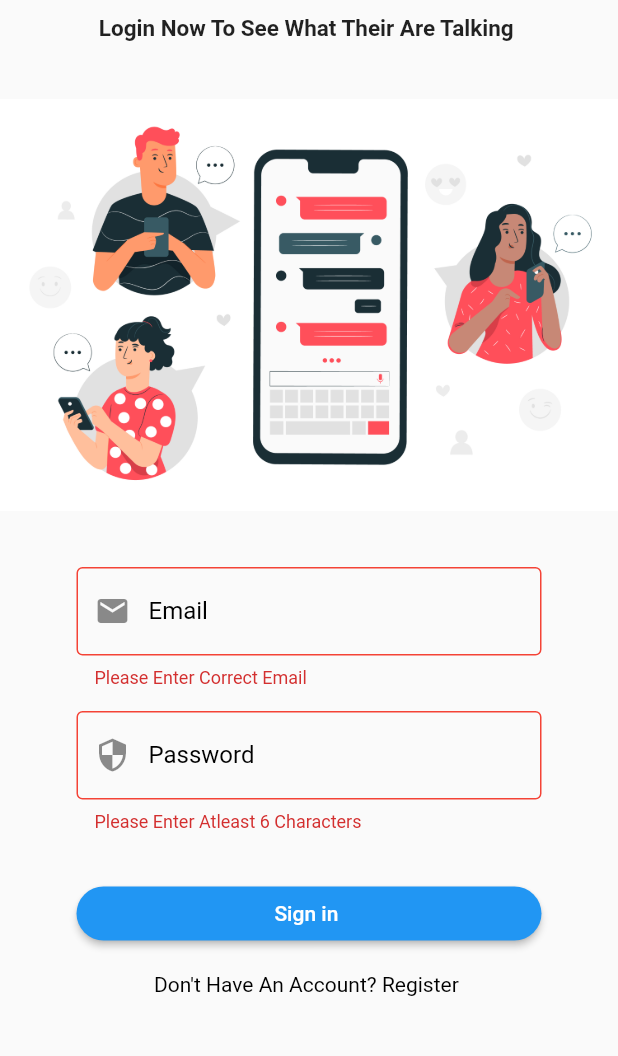
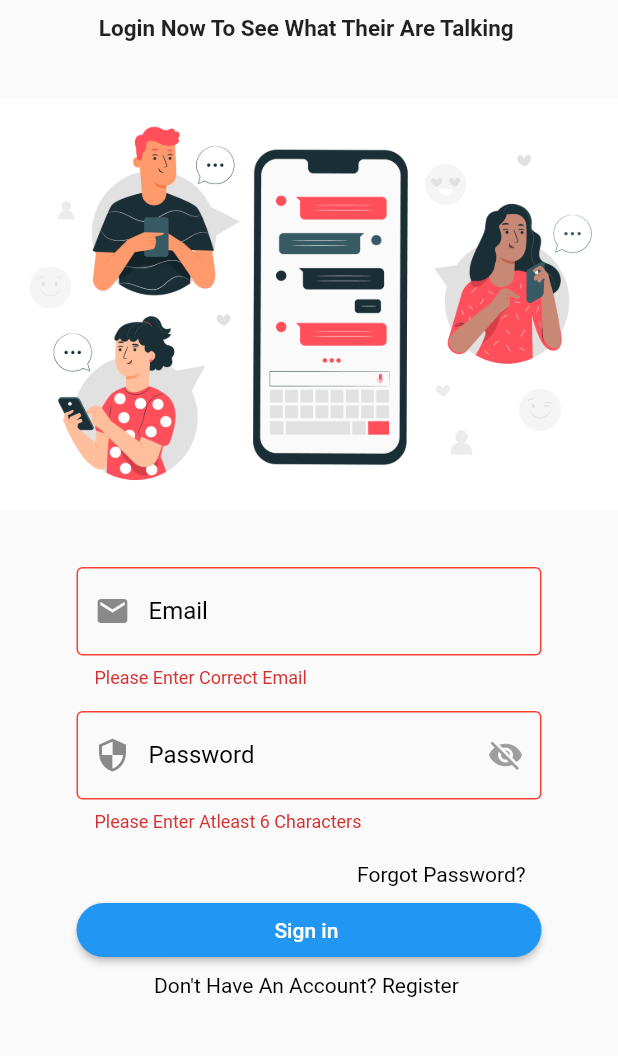
Before and after one commit to Ven1456/chat_application, a Flutter app: the screen it shows after launch, after a tap on "Sign in", on a phone screen of 412 x 824 dp, the part 150-1206 px from its top. Run offline on Flutter 3.47's test engine with Material 2 defaults, Android fonts, the phone set to English and light mode, and no system bars; our stand-ins replace cloud_firestore, firebase_auth, firebase_core, lottie, shared_preferences, toast; accounts and stored records are empty; network calls fail.

Commit message:
- completed forgot password implementation with firebase - add show password and not show password function

```diff
--- a/lib/screens/auth/login_screen.dart
+++ b/lib/screens/auth/login_screen.dart
@@ -1,6 +1,7 @@
 import 'package:chat/resources/Shared_Preferences.dart';
 import 'package:chat/resources/widget.dart';
 import 'package:chat/screens/auth/RegisterPage.dart';
+import 'package:chat/screens/ui/Forgot_Password_screen.dart';
 import 'package:chat/screens/ui/homeScreen.dart';
 import 'package:chat/services/auth_service.dart';
 import 'package:chat/services/database_services.dart';
@@ -26,19 +27,23 @@ class _LoginPageState extends State<LoginPage> {
   String pass = "";
   String email = "";
   bool _isLoading = false;
-  AuthService authService= AuthService();
-/*  TextEditingController emailTextEditingController = TextEditingController();
-  TextEditingController passTextEditingController = TextEditingController();*/
+  AuthService authService = AuthService();
+  bool _passwordVisible = false;
+
+  TextEditingController emailTextEditingController = TextEditingController();
+  TextEditingController passTextEditingController = TextEditingController();
 
   @override
   Widget build(BuildContext context) {
     return Scaffold(
       body: Center(
         child: _isLoading
-            ?Center(child: SizedBox(
+            ? Center(
+                child: SizedBox(
                     height: 150,
                     width: 100,
-            child: Lottie.network("https://assets1.lottiefiles.com/packages/lf20_p8bfn5to.json")))
+                    child: Lottie.network(
+                        "https://assets1.lottiefiles.com/packages/lf20_p8bfn5to.json")))
             : SingleChildScrollView(
                 child: Padding(
                   padding: const EdgeInsets.symmetric(vertical: 65.0),
@@ -67,6 +72,7 @@ class _LoginPageState extends State<LoginPage> {
                         SizedBox(
                           width: 310,
                           child: TextFormField(
+                            controller: emailTextEditingController,
                             autovalidateMode:
                                 AutovalidateMode.onUserInteraction,
                             // key: _emailKey,
@@ -94,13 +100,27 @@ class _LoginPageState extends State<LoginPage> {
                         SizedBox(
                           width: 310,
                           child: TextFormField(
-                            autovalidateMode: AutovalidateMode.onUserInteraction,
-                            obscureText: true,
+                            controller: passTextEditingController,
+                            autovalidateMode:
+                                AutovalidateMode.onUserInteraction,
+                            obscureText: !_passwordVisible,
                             // key: _passkey,
                             decoration: textInputDecoration.copyWith(
                                 labelText: "Password",
                                 prefixIcon: const Icon(Icons.security),
+                                suffixIcon: InkWell(
+                                  onTap: () {
+                                    setState(() {
+                                      _passwordVisible = !_passwordVisible;
+                                    });
+                                  },
+                                  child: Icon(
+                                    _passwordVisible
+                                        ? Icons.visibility
+                                        : Icons.visibility_off,
+                                    color: Colors.grey,
                                   ),
+                                )),
                             onChanged: (val) {
                               setState(() {
                                 pass = val;
@@ -126,7 +146,23 @@ class _LoginPageState extends State<LoginPage> {
                               child: const Text("Forgot Password ? ",style: TextStyle(fontWeight: FontWeight.bold),)),
                         ),*/
                         const SizedBox(
-                          height: 15,
+                          height: 5,
+                        ),
+                        GestureDetector(
+                          onTap: () {
+                            nextPage(context, const ForgotPasswordScreen());
+                          },
+                          child: const Padding(
+                            padding: EdgeInsets.only(left: 180.0),
+                            child: Text.rich(TextSpan(
+                              text: "Forgot Password? ",
+                              style:
+                                  TextStyle(color: Colors.black, fontSize: 14),
+                            )),
+                          ),
+                        ),
+                        const SizedBox(
+                          height: 5,
                         ),
                         SizedBox(
                           width: 310,
@@ -140,11 +176,12 @@ class _LoginPageState extends State<LoginPage> {
                               child: const Text("Sign in ")),
                         ),
                         const SizedBox(
-                          height: 15,
+                          height: 5,
                         ),
                         Text.rich(TextSpan(
                             text: "Don't Have An Account? ",
-                            style: const TextStyle(color: Colors.black, fontSize: 14),
+                            style: const TextStyle(
+                                color: Colors.black, fontSize: 14),
                             children: <TextSpan>[
                               TextSpan(
                                   text: "Register ",
@@ -195,20 +232,19 @@ class _LoginPageState extends State<LoginPage> {
       setState(() {
         _isLoading = true;
       });
-      await authService.loginWithUsernamePassword(email, pass).then((value) async{
-        if(value==true){
-        QuerySnapshot snapshot = await DatabaseServices(uid:FirebaseAuth.instance.currentUser!.uid).gettingUserEmail(email);
+      await authService
+          .loginWithUsernamePassword(email, pass)
+          .then((value) async {
+        if (value == true) {
+          QuerySnapshot snapshot = await DatabaseServices(
+                  uid: FirebaseAuth.instance.currentUser!.uid)
+              .gettingUserEmail(email);
 
           await SharedPref.saveUserLoginStatus(true);
           await SharedPref.saveUserEmail(email);
-        await SharedPref.saveUserName(
-          snapshot.docs[0]["fullName"]
-        );
+          await SharedPref.saveUserName(snapshot.docs[0]["fullName"]);
           nextPage(context, const HomeScreen());
-
-        }
-        else
-          {
+        } else {
           ToastContext toastContext = ToastContext();
           toastContext.init(context);
           Toast.show(
@@ -221,7 +257,7 @@ class _LoginPageState extends State<LoginPage> {
           );
           /*  showSnackbar(context, Colors.red, value);*/
           setState(() {
-              _isLoading =false;
+            _isLoading = false;
           });
         }
       });
--- a/lib/screens/ui/message_tlle.dart
+++ b/lib/screens/ui/message_tlle.dart
@@ -56,8 +56,8 @@ class _MessageTileState extends State<MessageTile> {
               child: Container(
                 width: 240,
                 margin: widget.sendByMe
-                    ? const EdgeInsets.only(left: 55) //120 default value
-                    : const EdgeInsets.only(right: 55), //120 default value
+                    ? const EdgeInsets.only(left: 120) //120 default value
+                    : const EdgeInsets.only(right: 120), //120 default value
                 padding: const EdgeInsets.only(top: 17, left: 20, right: 20),
                 decoration: BoxDecoration(
                     borderRadius: widget.sendByMe
```
Also changed, not shown: lib/screens/auth/RegisterPage.dart (+17 -2 lines), lib/screens/ui/Forgot_Password_screen.dart (added, +219 -0 lines), lib/services/auth_service.dart (+10 -0 lines), assets/images/reset.jpg (added), assets/images/reset_password.jpg (added). Lines whose indentation alone changed are shown as unchanged.
